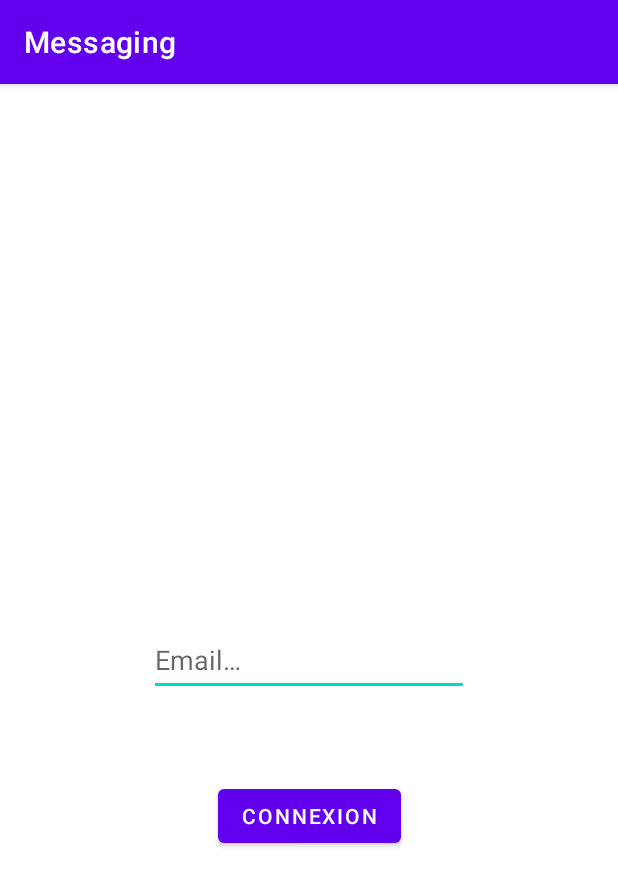
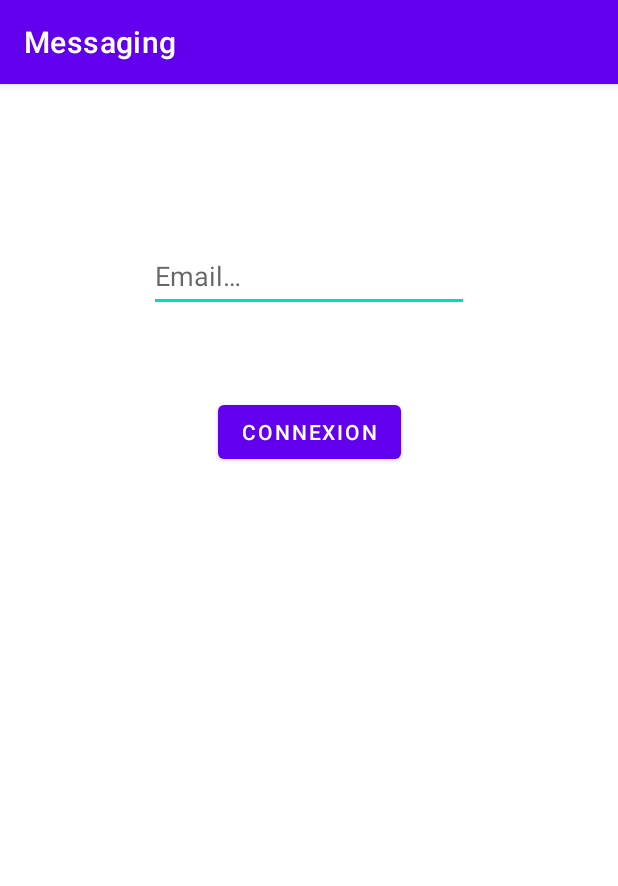
Before and after one commit to noedelcroix/messaging, an Android app: the screen it shows after launch (MainActivity), on a phone screen of 412 x 824 dp. Shown: the top 886 px of the screen. Run offline under Robolectric (Android 15) with nearby library versions, the phone set to English and light mode, and no system bars; our stand-ins replace Room's generated code, navigation-ui; 2 statements that could not run were skipped.

Commit message:
Remise 2 terminée

```diff
--- /dev/null
+++ b/app/src/main/java/be/g55990/messaging/model/dao/AppDatabase.kt
@@ -0,0 +1,24 @@
+package be.g55990.messaging.model.dao
+
+import android.content.Context
+import androidx.room.Database
+import androidx.room.Room
+import androidx.room.RoomDatabase
+import be.g55990.messaging.model.entity.UserEntity
+
+@Database(entities = [UserEntity::class], version = 1)
+abstract class AppDatabase : RoomDatabase() {
+    abstract fun userDao(): UserDao
+
+    companion object{
+        @Volatile
+        private var instance: AppDatabase?=null
+
+        fun getDb(context: Context): AppDatabase {
+            return instance ?: synchronized(this){
+                instance = Room.databaseBuilder(context, AppDatabase::class.java, "users").build()
+                return instance as AppDatabase
+            }
+        }
+    }
+}
--- /dev/null
+++ b/app/src/main/java/be/g55990/messaging/model/dao/UserDao.kt
@@ -0,0 +1,23 @@
+package be.g55990.messaging.model.dao
+
+import androidx.lifecycle.LiveData
+import androidx.room.Dao
+import androidx.room.Insert
+import androidx.room.Query
+import androidx.room.Update
+import be.g55990.messaging.model.entity.UserEntity
+
+@Dao
+interface UserDao {
+    @Query("SELECT * FROM UserEntity")
+    fun getAll(): LiveData<List<UserEntity>>
+
+    @Insert
+    fun insert(vararg user: UserEntity)
+
+    @Update
+    fun update(vararg user: UserEntity)
+
+    @Query("SELECT * FROM UserEntity WHERE email=:email")
+    fun get(vararg email: String) : UserEntity?
+}
--- /dev/null
+++ b/app/src/main/java/be/g55990/messaging/model/repository/UserRepository.kt
@@ -0,0 +1,21 @@
+package be.g55990.messaging.model.repository
+
+import androidx.lifecycle.LiveData
+import be.g55990.messaging.model.dao.UserDao
+import be.g55990.messaging.model.entity.UserEntity
+
+class UserRepository(private val userDao: UserDao) {
+    val users: LiveData<List<UserEntity>> = userDao.getAll()
+
+    fun insert(user: UserEntity){
+        userDao.insert(user)
+    }
+
+    fun update(user: UserEntity){
+        userDao.update(user)
+    }
+
+    fun get(user: String):UserEntity?{
+        return userDao.get(user)
+    }
+}
--- a/app/src/main/java/be/g55990/messaging/LoginFragment.kt
+++ b/app/src/main/java/be/g55990/messaging/view/AboutFragment.kt
@@ -1,24 +1,21 @@
-package be.g55990.messaging
+package be.g55990.messaging.view
 
 import android.os.Bundle
+import androidx.fragment.app.Fragment
 import android.view.LayoutInflater
 import android.view.View
 import android.view.ViewGroup
-import android.widget.Button
-import android.widget.EditText
-import android.widget.Toast
-import androidx.fragment.app.Fragment
-import be.g55990.messaging.R.layout
+import be.g55990.messaging.R
 
 private const val ARG_PARAM1 = "param1"
 private const val ARG_PARAM2 = "param2"
 
 /**
  * A simple [Fragment] subclass.
- * Use the [LoginFragment.newInstance] factory method to
+ * Use the [AboutFragment.newInstance] factory method to
  * create an instance of this fragment.
  */
-class LoginFragment : Fragment() {
+class AboutFragment : Fragment() {
     private var param1: String? = null
     private var param2: String? = null
 
@@ -33,25 +30,8 @@ class LoginFragment : Fragment() {
     override fun onCreateView(
         inflater: LayoutInflater, container: ViewGroup?,
         savedInstanceState: Bundle?
-    ): View {
-
-        val rootView : View = inflater.inflate(layout.fragment_login, container, false)
-        val input : EditText = rootView.findViewById(R.id.input)
-        val button : Button = rootView.findViewById(R.id.button)
-
-        button.setOnClickListener {
-
-            if("^[\\w-.]+@([\\w-]+\\.)+[\\w-]{2,4}\$".toRegex().containsMatchIn(input.text.toString())){
-                Toast.makeText(rootView.context, "Valid email address.", Toast.LENGTH_SHORT).show()
-                //it.findNavController().navigate(R.id.AboutFragment);
-            }else{
-                Toast.makeText(rootView.context, "Invalid email address.", Toast.LENGTH_SHORT).show()
-            }
-
-            input.setText("")
-        }
-
-        return rootView
+    ): View? {
+        return inflater.inflate(R.layout.fragment_about, container, false)
     }
 
     companion object {
@@ -61,12 +41,12 @@ class LoginFragment : Fragment() {
          *
          * @param param1 Parameter 1.
          * @param param2 Parameter 2.
-         * @return A new instance of fragment LoginFragment.
+         * @return A new instance of fragment AboutFragment.
          */
 
         @JvmStatic
         fun newInstance(param1: String, param2: String) =
-            LoginFragment().apply {
+            AboutFragment().apply {
                 arguments = Bundle().apply {
                     putString(ARG_PARAM1, param1)
                     putString(ARG_PARAM2, param2)
--- /dev/null
+++ b/app/src/main/java/be/g55990/messaging/view/LoginFragment.kt
@@ -0,0 +1,97 @@
+package be.g55990.messaging.view
+
+import android.os.Bundle
+import android.view.LayoutInflater
+import android.view.View
+import android.view.ViewGroup
+import android.widget.ArrayAdapter
+import android.widget.AutoCompleteTextView
+import android.widget.Button
+import android.widget.Toast
+import androidx.fragment.app.Fragment
+import androidx.lifecycle.ViewModelProvider
+import be.g55990.messaging.R
+import be.g55990.messaging.R.layout
+import be.g55990.messaging.model.entity.UserEntity
+import be.g55990.messaging.viewmodel.UserViewModal
+import java.time.LocalDateTime
+
+
+private const val ARG_PARAM1 = "param1"
+private const val ARG_PARAM2 = "param2"
+
+/**
+ * A simple [Fragment] subclass.
+ * Use the [LoginFragment.newInstance] factory method to
+ * create an instance of this fragment.
+ */
+class LoginFragment : Fragment() {
+    private var param1: String? = null
+    private var param2: String? = null
+    private lateinit var viewModal: UserViewModal
+
+    override fun onCreate(savedInstanceState: Bundle?) {
+        super.onCreate(savedInstanceState)
+        arguments?.let {
+            param1 = it.getString(ARG_PARAM1)
+            param2 = it.getString(ARG_PARAM2)
+        }
+    }
+
+    override fun onCreateView(
+        inflater: LayoutInflater, container: ViewGroup?,
+        savedInstanceState: Bundle?
+    ): View {
+
+        val rootView : View = inflater.inflate(layout.fragment_login, container, false)
+        val input : AutoCompleteTextView = rootView.findViewById(R.id.input)
+        val button : Button = rootView.findViewById(R.id.button)
+        viewModal= ViewModelProvider(requireActivity())[UserViewModal::class.java]
+
+        viewModal.emails.observe(viewLifecycleOwner) {
+            context?.let { it1 ->
+                input.setAdapter(
+                    ArrayAdapter(
+                        it1,
+                        android.R.layout.simple_dropdown_item_1line,
+                        it
+                    )
+                )
+            }
+        }
+
+        button.setOnClickListener {
+
+            if("^[\\w-.]+@([\\w-]+\\.)+[\\w-]{2,4}\$".toRegex().containsMatchIn(input.text.toString())) {
+                viewModal.insert(UserEntity(null, input.text.toString(), LocalDateTime.now().toString()))
+                Toast.makeText(rootView.context, "Valid email address.", Toast.LENGTH_SHORT).show()
+            }else{
+                Toast.makeText(rootView.context, "Invalid email address.", Toast.LENGTH_SHORT).show()
+            }
+
+            input.setText("")
+        }
+
+        return rootView
+    }
+
+    companion object {
+        /**
+         * Use this factory method to create a new instance of
+         * this fragment using the provided parameters.
+         *
+         * @param param1 Parameter 1.
+         * @param param2 Parameter 2.
+         * @return A new instance of fragment LoginFragment.
+         */
+
+        @JvmStatic
+        fun newInstance(param1: String, param2: String) =
+            LoginFragment().apply {
+                arguments = Bundle().apply {
+                    putString(ARG_PARAM1, param1)
+                    putString(ARG_PARAM2, param2)
+                }
+            }
+    }
+}
--- /dev/null
+++ b/app/src/main/java/be/g55990/messaging/viewmodel/UserViewModal.kt
@@ -0,0 +1,32 @@
+package be.g55990.messaging.viewmodel
+
+import android.app.Application
+import android.util.Log
+import androidx.lifecycle.*
+import be.g55990.messaging.model.dao.AppDatabase
+import be.g55990.messaging.model.entity.UserEntity
+import be.g55990.messaging.model.repository.UserRepository
+import kotlinx.coroutines.Dispatchers
+import kotlinx.coroutines.launch
+
+class UserViewModal(application: Application): AndroidViewModel(application) {
+    private val users: LiveData<List<UserEntity>>
+    val emails: LiveData<List<String>>
+    private val repository: UserRepository
+
+    init{
+        repository= UserRepository(AppDatabase.getDb(application).userDao())
+        users=repository.users
+        emails=Transformations.map(users) { newUser -> newUser.map { it.email } }
+    }
+
+    fun insert(user: UserEntity)=viewModelScope.launch(Dispatchers.IO){
+        if(repository.get(user.email)!=null) {
+            val updated = UserEntity(repository.get(user.email)!!.id, user.email, user.date)
+            repository.update(updated)
+        }else{
+            Log.e(null, "Insert")
+            repository.insert(user)
+        }
+    }
+}
--- a/app/src/main/res/layout/activity_main.xml
+++ b/app/src/main/res/layout/activity_main.xml
@@ -1,7 +1,6 @@
 <?xml version="1.0" encoding="utf-8"?>
 <androidx.drawerlayout.widget.DrawerLayout xmlns:android="http://schemas.android.com/apk/res/android"
     xmlns:app="http://schemas.android.com/apk/res-auto"
-    xmlns:tools="http://schemas.android.com/tools"
     android:layout_width="match_parent"
     android:layout_height="match_parent">
 
@@ -14,9 +13,8 @@
             android:id="@+id/fragmentContainerView"
             android:name="androidx.navigation.fragment.NavHostFragment"
             android:layout_width="match_parent"
-            android:layout_height="match_parent"
-            app:navGraph="@navigation/navigation"
-            tools:layout="@layout/fragment_about" />
+            android:layout_height="wrap_content"
+            app:navGraph="@navigation/navigation" />
 
     </LinearLayout>
 
--- a/app/src/main/res/layout/fragment_about.xml
+++ b/app/src/main/res/layout/fragment_about.xml
@@ -3,7 +3,7 @@
     xmlns:tools="http://schemas.android.com/tools"
     android:layout_width="match_parent"
     android:layout_height="match_parent"
-    tools:context=".AboutFragment">
+    tools:context=".view.AboutFragment">
 
     <TextView
         android:layout_width="match_parent"
--- a/app/src/main/res/layout/fragment_login.xml
+++ b/app/src/main/res/layout/fragment_login.xml
@@ -4,9 +4,9 @@
     xmlns:tools="http://schemas.android.com/tools"
     android:layout_width="match_parent"
     android:layout_height="match_parent"
-    tools:context=".LoginFragment">
+    tools:context=".view.LoginFragment">
 
-    <EditText
+    <AutoCompleteTextView
         android:id="@+id/input"
         android:layout_width="wrap_content"
         android:layout_height="wrap_content"
@@ -27,9 +27,9 @@
         android:layout_width="wrap_content"
         android:layout_height="wrap_content"
         android:layout_marginTop="56dp"
-        android:text="@string/button"
+        android:text="@string/labelButton"
         app:layout_constraintEnd_toEndOf="parent"
         app:layout_constraintHorizontal_bias="0.5"
         app:layout_constraintStart_toStartOf="parent"
-        app:layout_constraintTop_toBottomOf="@+id/input" />
+        app:layout_constraintTop_toBottomOf="@id/input" />
 </androidx.constraintlayout.widget.ConstraintLayout>
--- a/app/src/main/res/navigation/navigation.xml
+++ b/app/src/main/res/navigation/navigation.xml
@@ -7,12 +7,12 @@
 
     <fragment
         android:id="@+id/LoginFragment"
-        android:name="be.g55990.messaging.LoginFragment"
+        android:name="be.g55990.messaging.view.LoginFragment"
         android:label="LoginFragment"
         tools:layout="@layout/fragment_login"/>
     <fragment
         android:id="@+id/AboutFragment"
-        android:name="be.g55990.messaging.AboutFragment"
+        android:name="be.g55990.messaging.view.AboutFragment"
         android:label="AboutFragment"
         tools:layout="@layout/fragment_about" />
 </navigation>
--- a/app/src/main/res/values/strings.xml
+++ b/app/src/main/res/values/strings.xml
@@ -1,7 +1,7 @@
 <resources>
     <string name="app_name">Messaging</string>
     <string name="about">55990 - Noé DELCROIX </string>
-    <string name="button">Connexion</string>
+    <string name="labelButton">Connexion</string>
     <string name="labelInput">Email…</string>
     <string name="about_title">About</string>
     <string name="login_title">Login</string>
--- a/build.gradle
+++ b/build.gradle
@@ -1,8 +1,9 @@
 // Top-level build file where you can add configuration options common to all sub-projects/modules.
 plugins {
-    id 'com.android.application' version '7.3.0' apply false
-    id 'com.android.library' version '7.3.0' apply false
+    id 'com.android.application' version '7.3.1' apply false
+    id 'com.android.library' version '7.3.1' apply false
     id 'org.jetbrains.kotlin.android' version '1.7.10' apply false
+    id 'org.jetbrains.kotlin.jvm' version '1.7.20' apply false
 }
 
 ext{
```
Also changed, not shown: app/build.gradle (+8 -3 lines), app/src/main/java/be/g55990/messaging/AboutFragment.kt (deleted, +0 -55 lines), app/src/main/java/be/g55990/messaging/model/entity/UserEntity.kt (added, +13 -0 lines), app/src/main/java/be/g55990/messaging/MainActivity.kt (line endings or trailing spaces), 1 other file.
